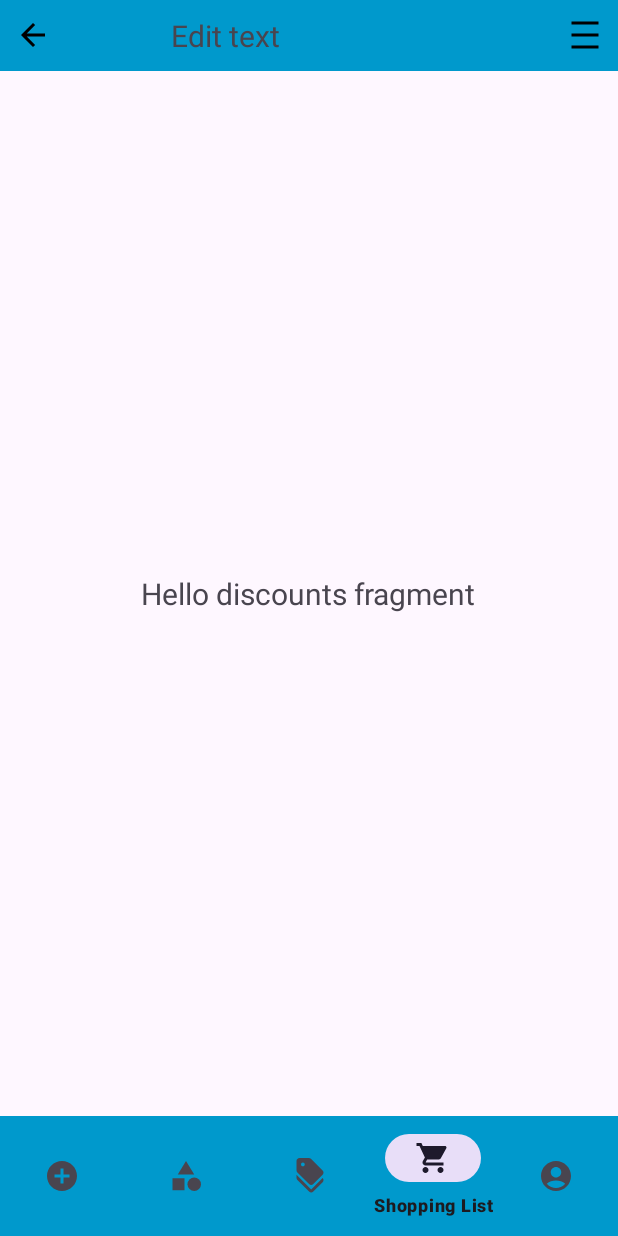
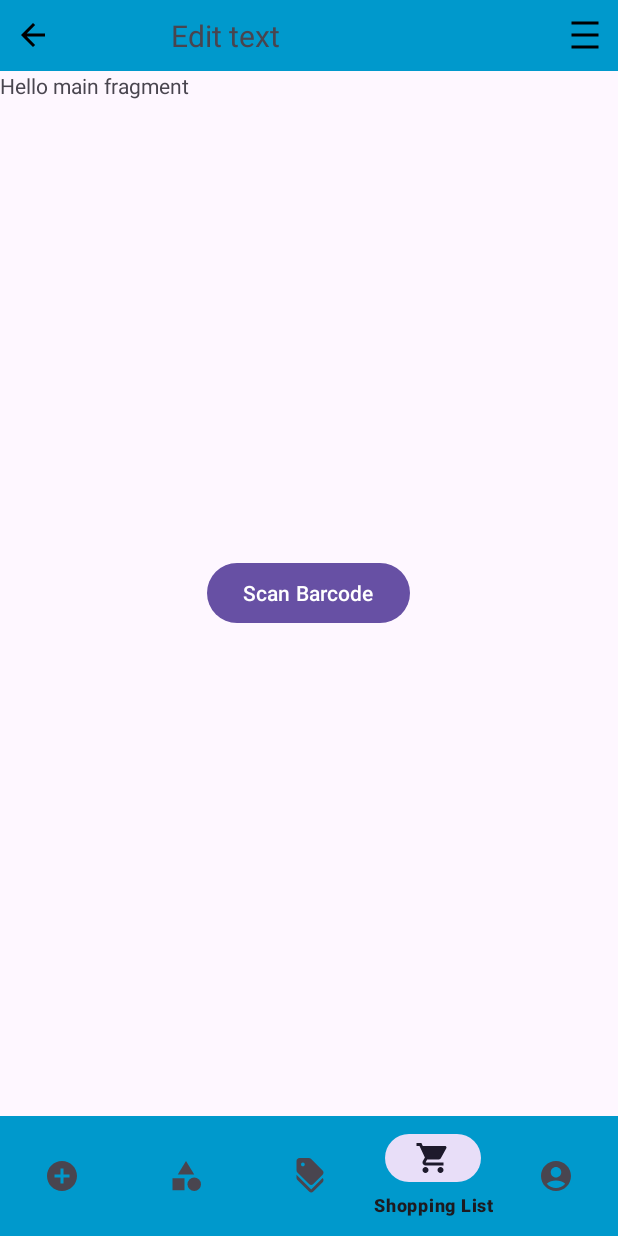
Before and after one commit to Frostlyx/group-27-app-development, an Android app: the MainActivity screen opened directly, with no data from a screen before it, item 4 of the bottom bar chosen, on a phone screen of 412 x 824 dp. Run offline under Robolectric (Android 15) with nearby library versions, the phone set to English and light mode, and no system bars; libraries missing offline, so code that uses them is left out: com.google.zxing.integration.

Commit message:
Fixed merging

```diff
--- a/app/src/main/java/com/example/barcodescanner/MainActivity.java
+++ b/app/src/main/java/com/example/barcodescanner/MainActivity.java
@@ -36,6 +36,10 @@ public class MainActivity extends AppCompatActivity {
         binding.bottomNavigationView.setOnItemSelectedListener(item -> {
 
             switch (item.getItemId()){
+                case R.id.shopping_list:
+                    replaceFragment(new MainFragment());
+                    break;
+
                 case R.id.categories:
                     replaceFragment(new CategoriesFragment());
                     break;
--- a/app/src/main/res/values/strings.xml
+++ b/app/src/main/res/values/strings.xml
@@ -25,8 +25,6 @@
     <string name="invalid_username">Not a valid username</string>
     <string name="invalid_password">Password must be >5 characters</string>
     <string name="login_failed">"Login failed"</string>
-    <!-- TODO: Remove or change this placeholder text -->
-    <string name="hello_blank_fragment">Hello blank fragment</string>
     <string name="title_activity_forgot_password">ForgotPasswordActivity</string>
     <!-- Strings used for fragments for navigation -->
     <string name="first_fragment_label">First Fragment</string>
```
